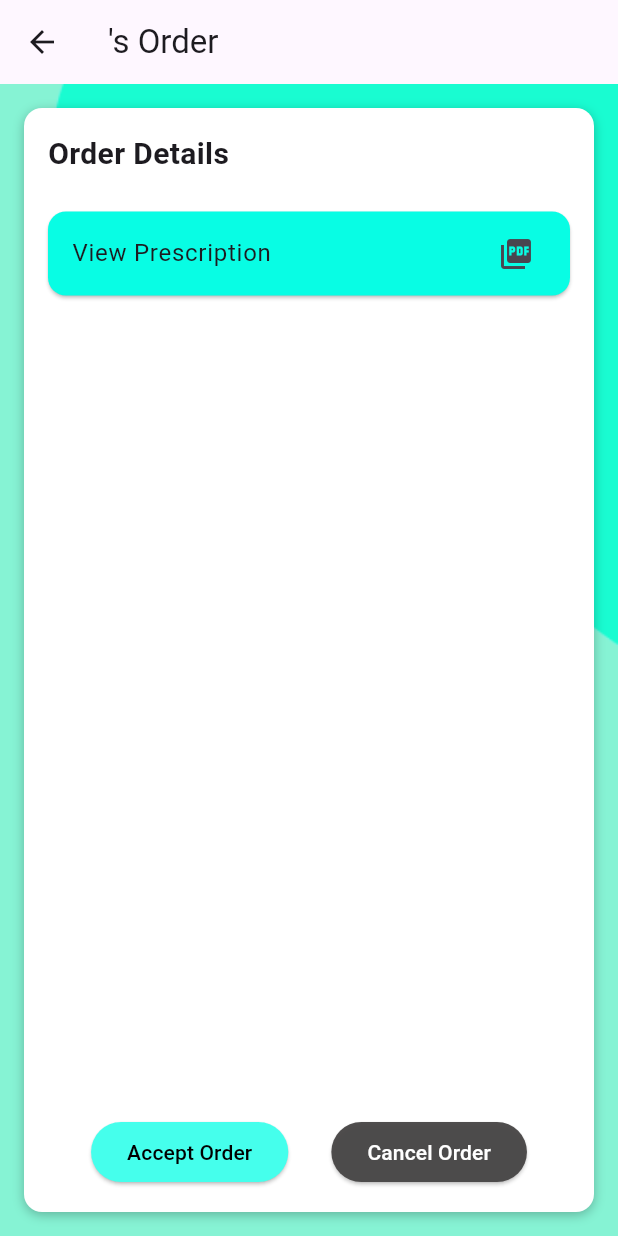
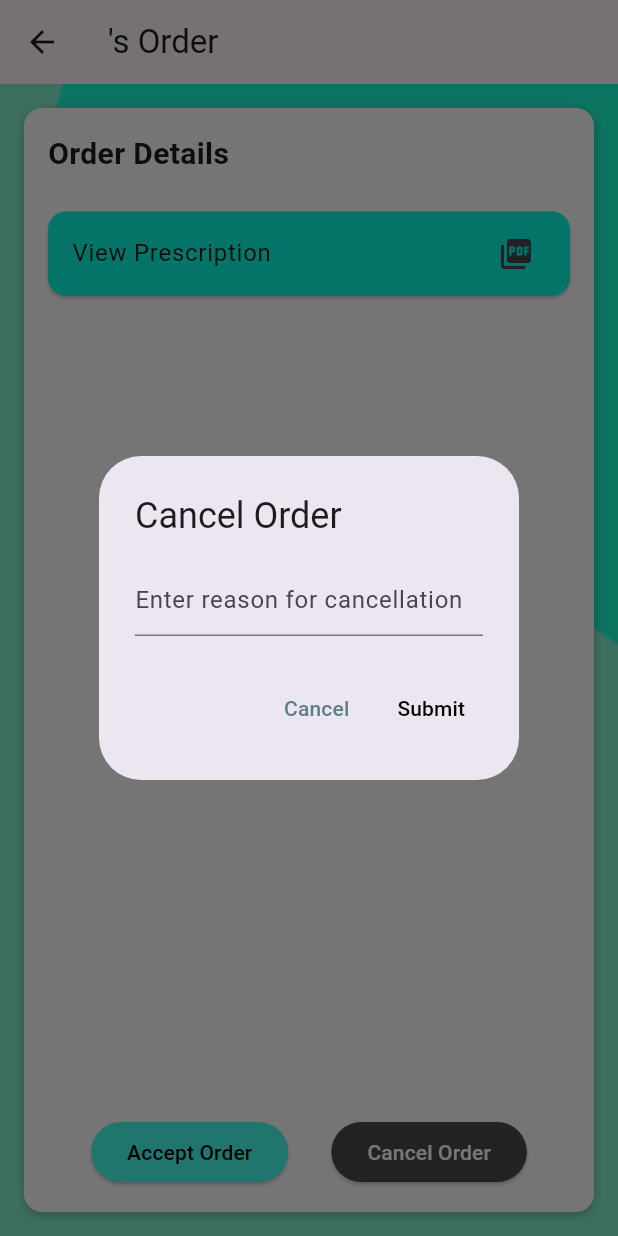
Before and after one commit to ashangunatilake/medifinder, a Flutter app: the OrderDetails screen opened directly with empty values, after a tap on "Cancel Order", on a phone screen of 412 x 824 dp. Run offline on Flutter 3.47's test engine with Material 3 defaults, Android fonts, the phone set to English and light mode, and no system bars; our stand-ins replace firebase_auth, firebase_core, google_maps_flutter, location; accounts and stored records are empty; Roboto replaces fonts that are missing (Poppins).

Commit message:
modified UI

```diff
--- a/lib/pages/orderDetails.dart
+++ b/lib/pages/orderDetails.dart
@@ -29,8 +29,53 @@ class OrderDetails extends StatelessWidget {
     //}
   }
 
-  void _cancelOrder() {
+  void _cancelOrder(BuildContext context) {
     print('Order Cancelled');
+    final TextEditingController reasonController = TextEditingController();
+
+    showDialog(
+      context: context,
+      builder: (BuildContext context) {
+        return AlertDialog(
+          title: Text('Cancel Order'),
+          content: TextField(
+            controller: reasonController,
+            decoration:
+                InputDecoration(hintText: 'Enter reason for cancellation'),
+          ),
+          actions: <Widget>[
+            TextButton(
+              child: Text(
+                'Cancel',
+                style: TextStyle(color: Colors.blueGrey),
+              ),
+              onPressed: () {
+                Navigator.of(context).pop();
+              },
+            ),
+            TextButton(
+              child: Text(
+                'Submit',
+                style: TextStyle(color: Colors.black),
+              ),
+              onPressed: () {
+                final reason = reasonController.text;
+                if (reason.isNotEmpty) {
+                  Navigator.of(context).pop(); // Close the dialog
+                  print('Order Cancelled with reason: $reason');
+                  // This is where you would call the backend to cancel the order
+                } else {
+                  // Show a message if the reason is empty
+                  ScaffoldMessenger.of(context).showSnackBar(
+                    SnackBar(content: Text('Reason cannot be empty')),
+                  );
+                }
+              },
+            ),
+          ],
+        );
+      },
+    );
   }
 
   @override
@@ -120,7 +165,7 @@ class OrderDetails extends StatelessWidget {
                         ),
                       ),
                       ElevatedButton(
-                        onPressed: _cancelOrder,
+                        onPressed: () => _cancelOrder(context),
                         style: ElevatedButton.styleFrom(
                             backgroundColor: Color.fromARGB(245, 72, 70, 70)),
                         child: Text(
```
